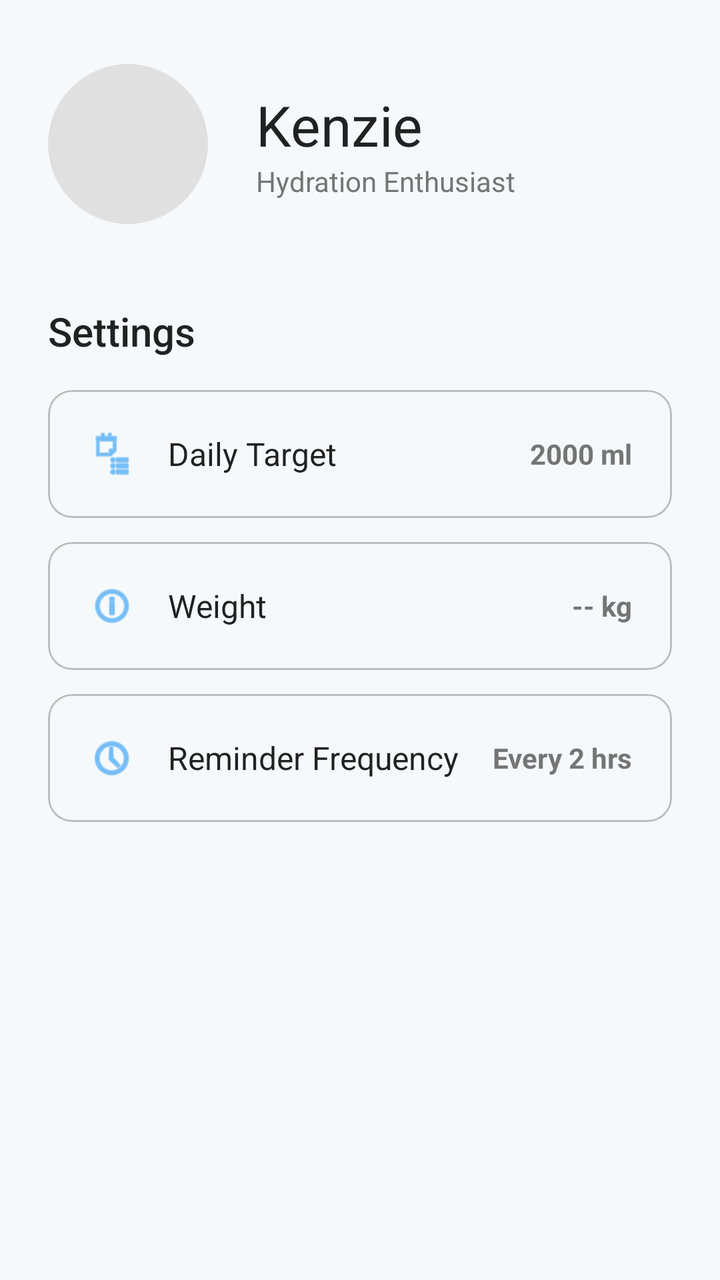
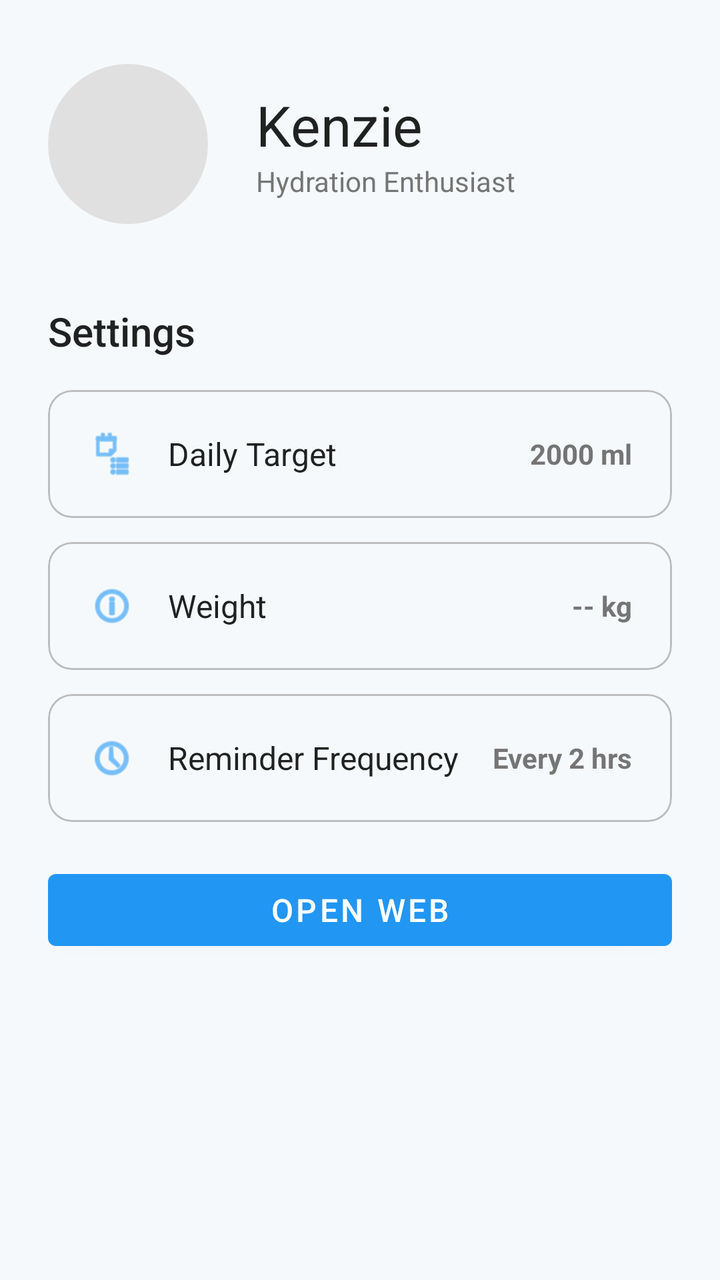

Compare the two renders of this Android layout. The source of the first and the diff that turns it into the second are given below.
<!-- AndroidManifest.xml: application theme Theme.WaterTracker -->
<!-- res/layout/fragment_profile.xml -->
<?xml version="1.0" encoding="utf-8"?>
<ScrollView xmlns:android="http://schemas.android.com/apk/res/android"
    xmlns:app="http://schemas.android.com/apk/res-auto"
    xmlns:tools="http://schemas.android.com/tools"
    android:layout_width="match_parent"
    android:layout_height="match_parent"
    android:background="?android:attr/windowBackground"
    tools:context=".ProfileFragment">

    <androidx.constraintlayout.widget.ConstraintLayout
        android:layout_width="match_parent"
        android:layout_height="wrap_content">

        
        <LinearLayout
            android:id="@+id/profileHeader"
            android:layout_width="0dp"
            android:layout_height="wrap_content"
            android:orientation="horizontal"
            android:paddingStart="24dp"
            android:paddingEnd="24dp"
            android:paddingTop="32dp"
            android:paddingBottom="16dp"
            android:gravity="center_vertical"
            app:layout_constraintTop_toTopOf="parent"
            app:layout_constraintStart_toStartOf="parent"
            app:layout_constraintEnd_toEndOf="parent">

            
            <View
                android:id="@+id/avatarCircle"
                android:layout_width="80dp"
                android:layout_height="80dp"
                android:background="@drawable/avatar_placeholder_circle" />

            
            <LinearLayout
                android:layout_width="0dp"
                android:layout_height="wrap_content"
                android:layout_weight="1"
                android:orientation="vertical"
                android:layout_marginStart="24dp">

                <TextView
                    android:layout_width="wrap_content"
                    android:layout_height="wrap_content"
                    android:fontFamily="sans-serif-bold"
                    android:text="Kenzie"
                    android:textColor="?android:attr/textColorPrimary"
                    android:textSize="28sp" />

                <TextView
                    android:layout_width="wrap_content"
                    android:layout_height="wrap_content"
                    android:text="Hydration Enthusiast"
                    android:textColor="@color/water_text_secondary"
                    android:textSize="14sp" />
            </LinearLayout>
        </LinearLayout>

        
        
        <LinearLayout
            android:id="@+id/settingsList"
            android:layout_width="0dp"
            android:layout_height="wrap_content"
            android:orientation="vertical"
            android:paddingStart="24dp"
            android:paddingEnd="24dp"
            android:paddingTop="24dp"
            android:paddingBottom="48dp"
            app:layout_constraintTop_toBottomOf="@id/profileHeader"
            app:layout_constraintStart_toStartOf="parent"
            app:layout_constraintEnd_toEndOf="parent"
            app:layout_constraintBottom_toBottomOf="parent">

            <TextView
                android:layout_width="wrap_content"
                android:layout_height="wrap_content"
                android:fontFamily="sans-serif-medium"
                android:text="Settings"
                android:textColor="?android:attr/textColorPrimary"
                android:textSize="20sp"
                android:layout_marginBottom="16dp" />

            
            <com.google.android.material.card.MaterialCardView
                android:layout_width="match_parent"
                android:layout_height="wrap_content"
                android:layout_marginBottom="12dp"
                app:cardCornerRadius="12dp"
                app:cardElevation="0dp"
                app:strokeWidth="1dp"
                app:strokeColor="@color/water_divider"
                app:cardBackgroundColor="@android:color/transparent">

                <LinearLayout
                    android:layout_width="match_parent"
                    android:layout_height="wrap_content"
                    android:orientation="horizontal"
                    android:padding="20dp"
                    android:gravity="center_vertical">
                    
                    <ImageView
                        android:layout_width="24dp"
                        android:layout_height="24dp"
                        android:src="@android:drawable/ic_menu_agenda"
                        app:tint="@color/water_blue_primary" />

                    <TextView
                        android:layout_width="0dp"
                        android:layout_weight="1"
                        android:layout_height="wrap_content"
                        android:layout_marginStart="16dp"
                        android:text="Daily Target"
                        android:textSize="16sp"
                        android:textColor="?android:attr/textColorPrimary"/>

                    <TextView
                        android:layout_width="wrap_content"
                        android:layout_height="wrap_content"
                        android:text="2000 ml"
                        android:textStyle="bold"
                        android:textColor="@color/water_text_secondary"/>
                </LinearLayout>
            </com.google.android.material.card.MaterialCardView>

            
            <com.google.android.material.card.MaterialCardView
                android:layout_width="match_parent"
                android:layout_height="wrap_content"
                android:layout_marginBottom="12dp"
                app:cardCornerRadius="12dp"
                app:cardElevation="0dp"
                app:strokeWidth="1dp"
                app:strokeColor="@color/water_divider"
                app:cardBackgroundColor="@android:color/transparent">

                <LinearLayout
                    android:layout_width="match_parent"
                    android:layout_height="wrap_content"
                    android:orientation="horizontal"
                    android:padding="20dp"
                    android:gravity="center_vertical">
                    
                    <ImageView
                        android:layout_width="24dp"
                        android:layout_height="24dp"
                        android:src="@android:drawable/ic_menu_info_details"
                        app:tint="@color/water_blue_primary" />

                    <TextView
                        android:layout_width="0dp"
                        android:layout_weight="1"
                        android:layout_height="wrap_content"
                        android:layout_marginStart="16dp"
                        android:text="Weight"
                        android:textSize="16sp"
                        android:textColor="?android:attr/textColorPrimary"/>

                    <TextView
                        android:layout_width="wrap_content"
                        android:layout_height="wrap_content"
                        android:text="-- kg"
                        android:textStyle="bold"
                        android:textColor="@color/water_text_secondary"/>
                </LinearLayout>
            </com.google.android.material.card.MaterialCardView>

            
            <com.google.android.material.card.MaterialCardView
                android:layout_width="match_parent"
                android:layout_height="wrap_content"
                android:layout_marginBottom="12dp"
                app:cardCornerRadius="12dp"
                app:cardElevation="0dp"
                app:strokeWidth="1dp"
                app:strokeColor="@color/water_divider"
                app:cardBackgroundColor="@android:color/transparent">

                <LinearLayout
                    android:layout_width="match_parent"
                    android:layout_height="wrap_content"
                    android:orientation="horizontal"
                    android:padding="20dp"
                    android:gravity="center_vertical">
                    
                    <ImageView
                        android:layout_width="24dp"
                        android:layout_height="24dp"
                        android:src="@android:drawable/ic_menu_recent_history"
                        app:tint="@color/water_blue_primary" />

                    <TextView
                        android:layout_width="0dp"
                        android:layout_weight="1"
                        android:layout_height="wrap_content"
                        android:layout_marginStart="16dp"
                        android:text="Reminder Frequency"
                        android:textSize="16sp"
                        android:textColor="?android:attr/textColorPrimary"/>

                    <TextView
                        android:layout_width="wrap_content"
                        android:layout_height="wrap_content"
                        android:text="Every 2 hrs"
                        android:textStyle="bold"
                        android:textColor="@color/water_text_secondary"/>
                </LinearLayout>
            </com.google.android.material.card.MaterialCardView>

        </LinearLayout>
    </androidx.constraintlayout.widget.ConstraintLayout>
</ScrollView>
<!-- resources referenced by this layout -->
<resources>
  <color name="water_blue_primary">#2196F3</color>
  <color name="water_divider">#BDBDBD</color>
  <color name="water_text_secondary">#757575</color>
  <!-- drawable avatar_placeholder_circle (drawable) -->
  <?xml version="1.0" encoding="utf-8"?>
  <shape xmlns:android="http://schemas.android.com/apk/res/android"
      android:shape="oval">
      <solid android:color="@color/water_placeholder_light" />
  </shape>
  <style name="Theme.WaterTracker" parent="Theme.MaterialComponents.DayNight.NoActionBar">
          
          <item name="colorPrimary">@color/water_blue_primary</item>
          <item name="colorPrimaryVariant">@color/water_blue_dark</item>
          <item name="colorOnPrimary">@color/water_white</item>
          
          <item name="colorSecondary">@color/water_blue_accent</item>
          <item name="colorSecondaryVariant">@color/water_blue_accent_light</item>
          <item name="colorOnSecondary">@color/water_white</item>
          
          <item name="android:statusBarColor">?attr/colorPrimaryVariant</item>
          
          <item name="android:windowBackground">@color/water_bg_light</item>
          <item name="colorSurface">@color/water_white</item>
      </style>
  <color name="water_placeholder_light">#E0E0E0</color>
  <color name="water_blue_dark">#1976D2</color>
  <color name="water_white">#FFFFFF</color>
  <color name="water_blue_accent">#00BCD4</color>
  <color name="water_blue_accent_light">#81D4FA</color>
  <color name="water_bg_light">#F5F9FC</color>
</resources>

<!-- the commit's change to res/layout/fragment_profile.xml (unified diff, before → after) -->
@@ -209,6 +209,15 @@
                 </LinearLayout>
             </com.google.android.material.card.MaterialCardView>
 
+            
+            <com.google.android.material.button.MaterialButton
+                android:id="@+id/btnOpenWeb"
+                android:layout_width="match_parent"
+                android:layout_height="wrap_content"
+                android:layout_marginTop="8dp"
+                android:text="Open Web"
+                android:textSize="16sp" />
+
         </LinearLayout>
     </androidx.constraintlayout.widget.ConstraintLayout>
 </ScrollView>
